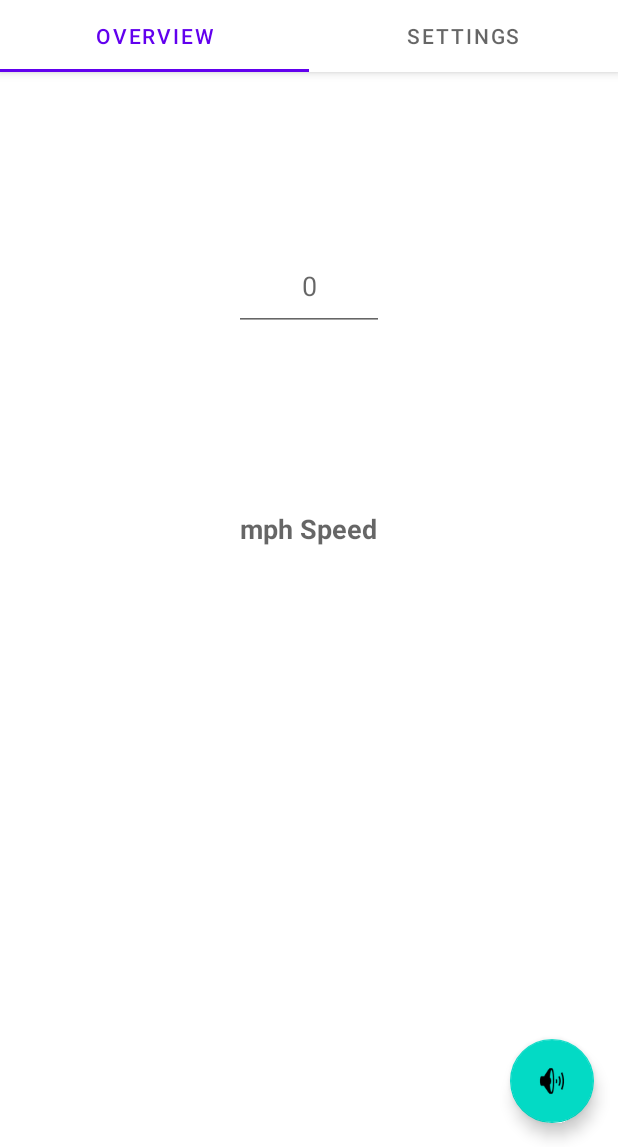
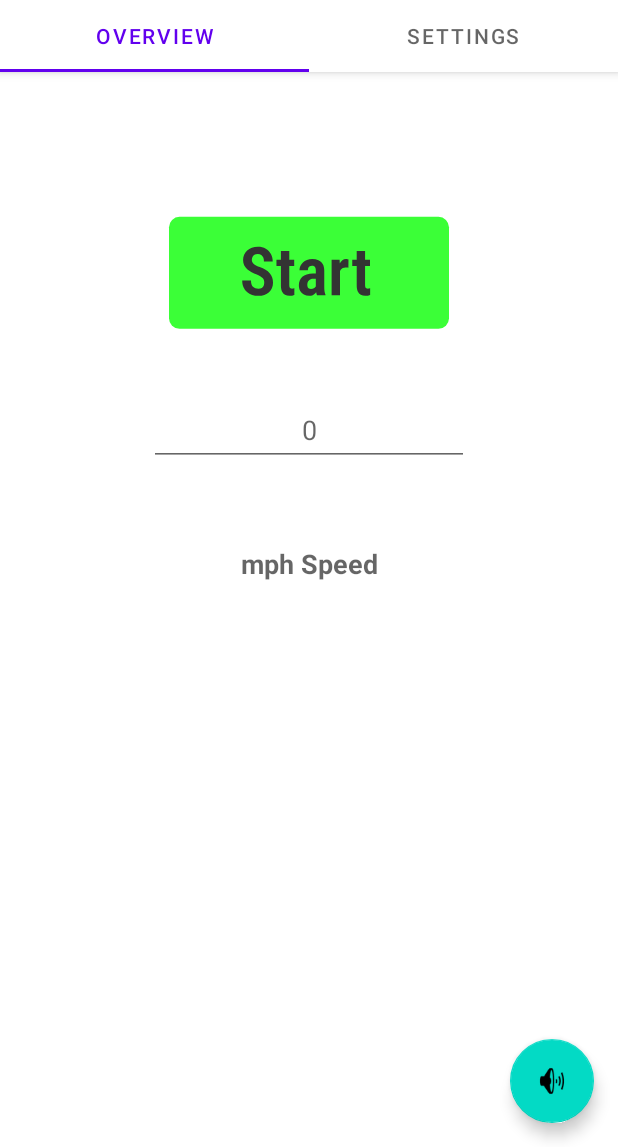
Before and after one commit to s-ali2014/Speedster, an Android app: the screen it shows after launch (MainActivity), on a phone screen of 412 x 824 dp, the part 89-1236 px from its top. Run offline under Robolectric (Android 15) with nearby library versions, the phone set to English and light mode, and no system bars.

Commit message:
Added drawable selectors for the UI and reorganized start screen.

```diff
--- /dev/null
+++ b/AnnouncementsLoading/app/src/main/res/drawable/states_start.xml
@@ -0,0 +1,20 @@
+<?xml version="1.0" encoding="utf-8"?>
+
+<!-- UI asset source states, order is based on precedence -->
+
+<selector xmlns:android="http://schemas.android.com/apk/res/android">
+    <!--Show lock when disabled-->
+    <item android:drawable="@drawable/button_start_locked"
+        android:state_enabled="false"/>
+
+    <!--Show pressed asset when pressed, otherwise base asset, stop takes precedence while button is active-->
+    <item android:drawable="@drawable/button_stop_pressed"
+        android:state_pressed="true"
+        android:state_activated="true"/>
+    <item android:drawable="@drawable/button_stop"
+        android:state_activated="true"/>
+
+    <item android:drawable="@drawable/button_start_pressed"
+        android:state_pressed="true"/>
+    <item android:drawable="@drawable/button_start"/>
+</selector>
--- a/AnnouncementsLoading/app/src/main/res/layout/fragment_main.xml
+++ b/AnnouncementsLoading/app/src/main/res/layout/fragment_main.xml
@@ -1,6 +1,8 @@
 <?xml version="1.0" encoding="utf-8"?>
-<FrameLayout xmlns:android="http://schemas.android.com/apk/res/android"
+<androidx.constraintlayout.widget.ConstraintLayout xmlns:android="http://schemas.android.com/apk/res/android"
+    xmlns:app="http://schemas.android.com/apk/res-auto"
     xmlns:tools="http://schemas.android.com/tools"
+    android:id="@+id/frameLayout2"
     android:layout_width="match_parent"
     android:layout_height="match_parent"
     tools:context=".Overview">
@@ -9,23 +11,48 @@
         android:id="@+id/textView"
         android:layout_width="wrap_content"
         android:layout_height="wrap_content"
-        android:layout_gravity="center"
 
         android:text="mph Speed"
         android:textAppearance="?android:attr/textAppearanceMedium"
-        android:textStyle="bold" />
+        android:textStyle="bold"
+        app:layout_constraintBottom_toBottomOf="parent"
+        app:layout_constraintEnd_toEndOf="parent"
+        app:layout_constraintStart_toStartOf="parent"
+        app:layout_constraintTop_toBottomOf="@+id/button_start"
+        app:layout_constraintVertical_bias="0.26" />
 
     <EditText
         android:id="@+id/editTextNumber3"
-        android:layout_width="100dp"
-        android:layout_height="60dp"
-        android:layout_gravity="center_horizontal"
-        android:layout_marginTop="220dp"
-        android:layout_toRightOf="@+id/textView"
+        android:layout_width="wrap_content"
+        android:layout_height="wrap_content"
         android:ems="10"
         android:gravity="center"
         android:hint="0"
-        android:inputType="number" />
+        android:inputType="number"
+        android:minHeight="48dp"
+        app:layout_constraintBottom_toTopOf="@+id/textView"
+        app:layout_constraintEnd_toEndOf="parent"
+        app:layout_constraintStart_toStartOf="parent"
+        app:layout_constraintTop_toBottomOf="@+id/button_start"
+        app:layout_constraintVertical_bias="0.37" />
+
+    //Start button for the speedometer
+    <ImageButton
+        android:id="@+id/button_start"
+        android:layout_width="200dp"
+        android:layout_height="93dp"
+        android:adjustViewBounds="true"
+        android:backgroundTint="#00FFFFFF"
+        android:padding="2dp"
+        android:scaleType="centerInside"
+        android:src="@drawable/states_start"
+        android:tint="#00F1F1F1"
+        app:layout_constraintBottom_toBottomOf="parent"
+        app:layout_constraintEnd_toEndOf="parent"
+        app:layout_constraintStart_toStartOf="parent"
+        app:layout_constraintTop_toTopOf="parent"
+        app:layout_constraintVertical_bias="0.26999998"
+        tools:ignore="SpeakableTextPresentCheck" />
 
 
-</FrameLayout>
+</androidx.constraintlayout.widget.ConstraintLayout>
```
Also changed, not shown: AnnouncementsLoading/app/src/main/res/drawable/states_about.xml (added, +14 -0 lines), AnnouncementsLoading/app/src/main/res/drawable/states_devices.xml (added, +14 -0 lines), AnnouncementsLoading/app/src/main/res/drawable/states_help.xml (added, +14 -0 lines), AnnouncementsLoading/app/src/main/res/drawable/states_settings.xml (added, +14 -0 lines), AnnouncementsLoading/app/src/main/res/drawable/states_support.xml (added, +14 -0 lines).
